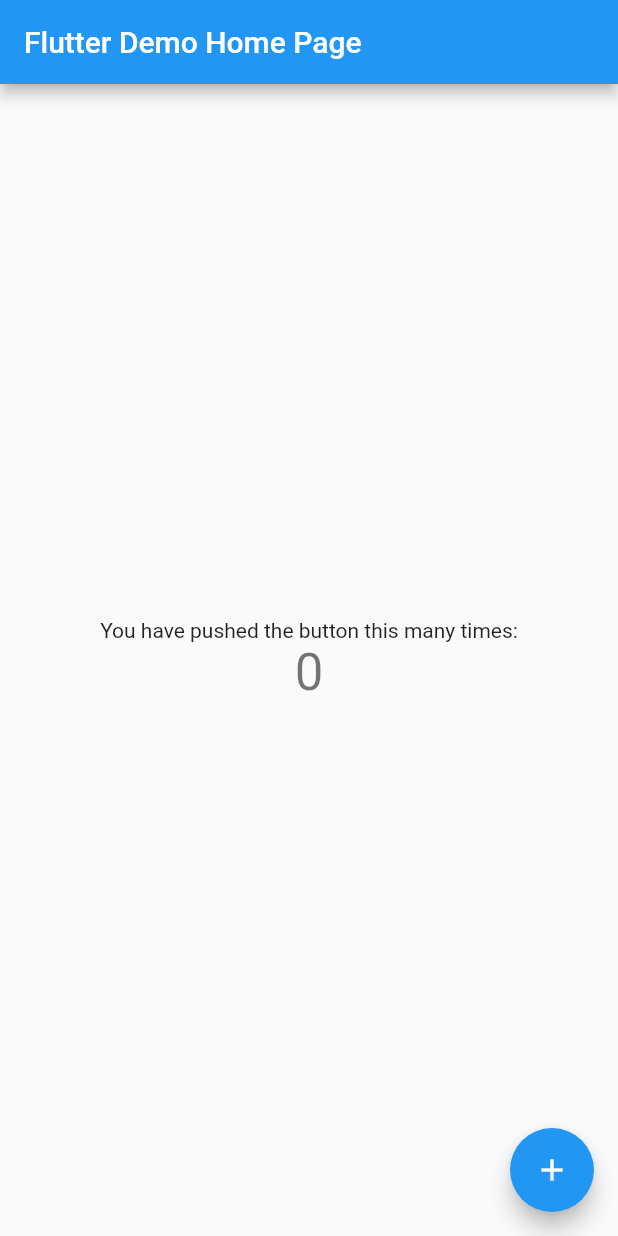
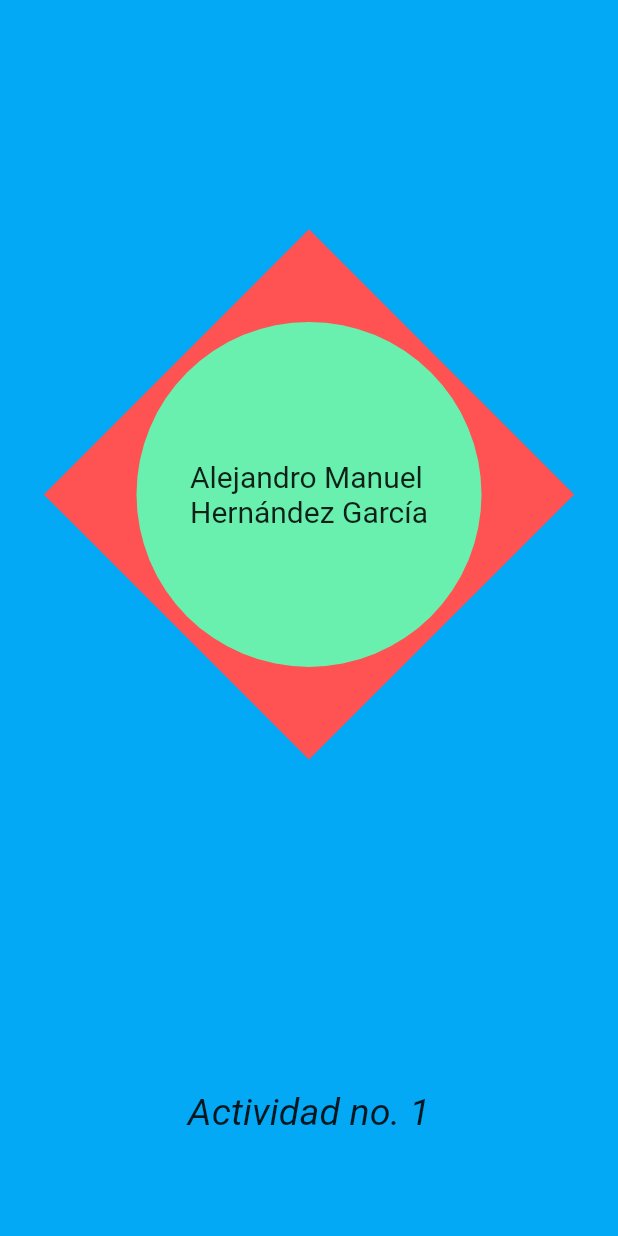
Before and after one commit to Alex-LNB/pruebasDart, a Flutter app: the screen it shows after launch, on a phone screen of 412 x 824 dp. Run offline on Flutter 3.47's test engine with Material 2 defaults, Android fonts, the phone set to English and light mode, and no system bars.

Commit message:
2do comit, acrt1.dart donde se desarrolla la app

```diff
--- /dev/null
+++ b/actividad1/actividad_1/lib/act1.dart
@@ -0,0 +1,81 @@
+
+// ignore_for_file: prefer_const_constructors
+
+import 'package:flutter/material.dart';
+
+class Act1 extends StatelessWidget {
+  @override
+  Widget build(BuildContext context) {
+    return Scaffold(
+      body: miBody(),
+    );
+  }
+
+  Widget miBody(){
+    return Container(
+      color: Colors.lightBlue,
+      child: Column(
+        children: [
+          Expanded(
+            flex: 4,
+            child: Center(
+              child: Transform.rotate(
+                angle: 3.14192/4,
+                child: Container(
+                height: 250,
+                width: 250,
+                padding: EdgeInsets.all(10),
+                decoration: BoxDecoration(
+                  shape: BoxShape.rectangle,
+                  color: Colors.redAccent,
+                ),
+                child: Center(
+
+
+                  child: Transform.rotate(
+                    angle: -3.14192/4,
+                    child: Container(
+                      //height: .1,
+                      //width: .1,
+                      decoration: BoxDecoration(
+                        //borderRadius: BorderRadius.circular(400),
+                        shape: BoxShape.circle,
+                        color: Colors.greenAccent,
+                      ),
+
+                      child: Column(
+                        // ignore: prefer_const_literals_to_create_immutables
+                        children: [
+                          Expanded(child: Center(child: Text("Alejandro Manuel\nHernández García", style: TextStyle(fontSize: 20)),),),
+                          /*Expanded(child: Center(child: Text("Alejandro"),),),
+                          Expanded(child: Center(child: Text("Manuel"),),),
+                          Expanded(child: Center(child: Text("Hernandez"),),),
+                          Expanded(child: Center(child: Text("Garcia"),),),*/
+                        ],
+                      ),
+
+                    ),
+                  ),
+
+
+
+
+                ),
+                ),
+              ),
+            ),
+          ),
+          Expanded(
+            child: Center(
+              child: Text(
+                "Actividad no. 1",
+                style: TextStyle(fontStyle: FontStyle.italic, fontSize: 25,),
+              ),
+            ),
+          ),
+        ],
+      )
+    );
+  }
+
+}
--- a/actividad1/actividad_1/lib/main.dart
+++ b/actividad1/actividad_1/lib/main.dart
@@ -1,115 +1,15 @@
+import 'package:actividad_1/act1.dart';
 import 'package:flutter/material.dart';
 
 void main() {
-  runApp(const MyApp());
+  runApp(MyApp());
 }
 
 class MyApp extends StatelessWidget {
-  const MyApp({Key? key}) : super(key: key);
-
-  // This widget is the root of your application.
   @override
   Widget build(BuildContext context) {
     return MaterialApp(
-      title: 'Flutter Demo',
-      theme: ThemeData(
-        // This is the theme of your application.
-        //
-        // Try running your application with "flutter run". You'll see the
-        // application has a blue toolbar. Then, without quitting the app, try
-        // changing the primarySwatch below to Colors.green and then invoke
-        // "hot reload" (press "r" in the console where you ran "flutter run",
-        // or simply save your changes to "hot reload" in a Flutter IDE).
-        // Notice that the counter didn't reset back to zero; the application
-        // is not restarted.
-        primarySwatch: Colors.blue,
-      ),
-      home: const MyHomePage(title: 'Flutter Demo Home Page'),
+      home: Act1(),
     );
   }
 }
-
-class MyHomePage extends StatefulWidget {
-  const MyHomePage({Key? key, required this.title}) : super(key: key);
-
-  // This widget is the home page of your application. It is stateful, meaning
-  // that it has a State object (defined below) that contains fields that affect
-  // how it looks.
-
-  // This class is the configuration for the state. It holds the values (in this
-  // case the title) provided by the parent (in this case the App widget) and
-  // used by the build method of the State. Fields in a Widget subclass are
-  // always marked "final".
-
-  final String title;
-
-  @override
-  State<MyHomePage> createState() => _MyHomePageState();
-}
-
-class _MyHomePageState extends State<MyHomePage> {
-  int _counter = 0;
-
-  void _incrementCounter() {
-    setState(() {
-      // This call to setState tells the Flutter framework that something has
-      // changed in this State, which causes it to rerun the build method below
-      // so that the display can reflect the updated values. If we changed
-      // _counter without calling setState(), then the build method would not be
-      // called again, and so nothing would appear to happen.
-      _counter++;
-    });
-  }
-
-  @override
-  Widget build(BuildContext context) {
-    // This method is rerun every time setState is called, for instance as done
-    // by the _incrementCounter method above.
-    //
-    // The Flutter framework has been optimized to make rerunning build methods
-    // fast, so that you can just rebuild anything that needs updating rather
-    // than having to individually change instances of widgets.
-    return Scaffold(
-      appBar: AppBar(
-        // Here we take the value from the MyHomePage object that was created by
-        // the App.build method, and use it to set our appbar title.
-        title: Text(widget.title),
-      ),
-      body: Center(
-        // Center is a layout widget. It takes a single child and positions it
-        // in the middle of the parent.
-        child: Column(
-          // Column is also a layout widget. It takes a list of children and
-          // arranges them vertically. By default, it sizes itself to fit its
-          // children horizontally, and tries to be as tall as its parent.
-          //
-          // Invoke "debug painting" (press "p" in the console, choose the
-          // "Toggle Debug Paint" action from the Flutter Inspector in Android
-          // Studio, or the "Toggle Debug Paint" command in Visual Studio Code)
-          // to see the wireframe for each widget.
-          //
-          // Column has various properties to control how it sizes itself and
-          // how it positions its children. Here we use mainAxisAlignment to
-          // center the children vertically; the main axis here is the vertical
-          // axis because Columns are vertical (the cross axis would be
-          // horizontal).
-          mainAxisAlignment: MainAxisAlignment.center,
-          children: <Widget>[
-            const Text(
-              'You have pushed the button this many times:',
-            ),
-            Text(
-              '$_counter',
-              style: Theme.of(context).textTheme.headline4,
-            ),
-          ],
-        ),
-      ),
-      floatingActionButton: FloatingActionButton(
-        onPressed: _incrementCounter,
-        tooltip: 'Increment',
-        child: const Icon(Icons.add),
-      ), // This trailing comma makes auto-formatting nicer for build methods.
-    );
-  }
-}
```
